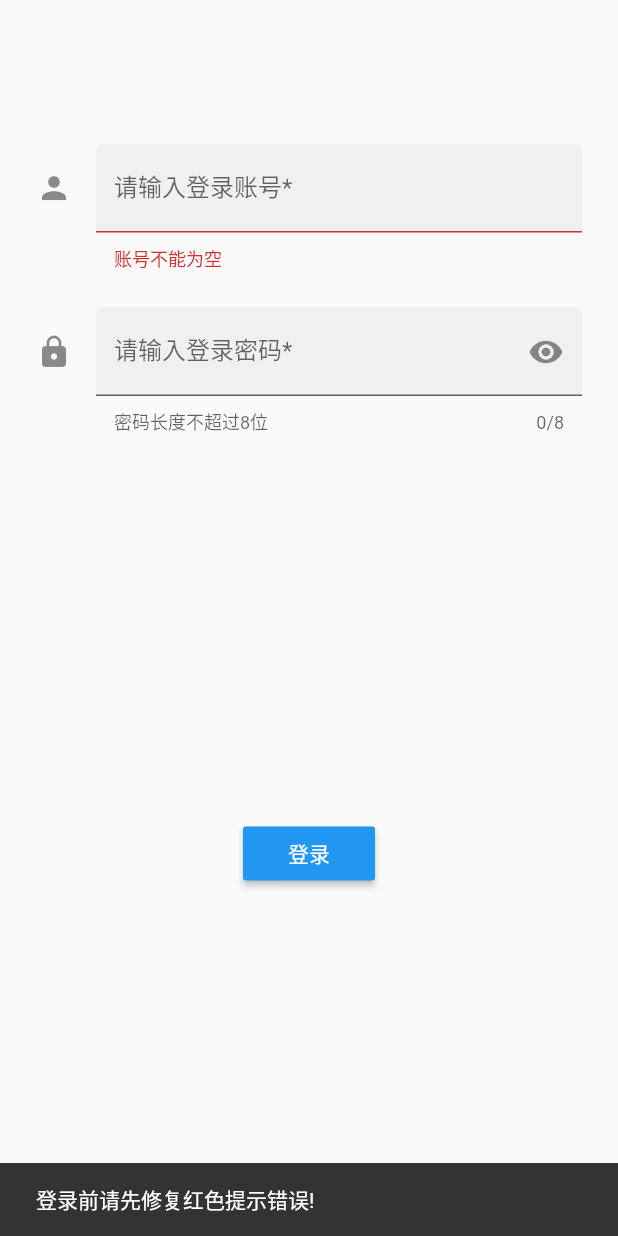
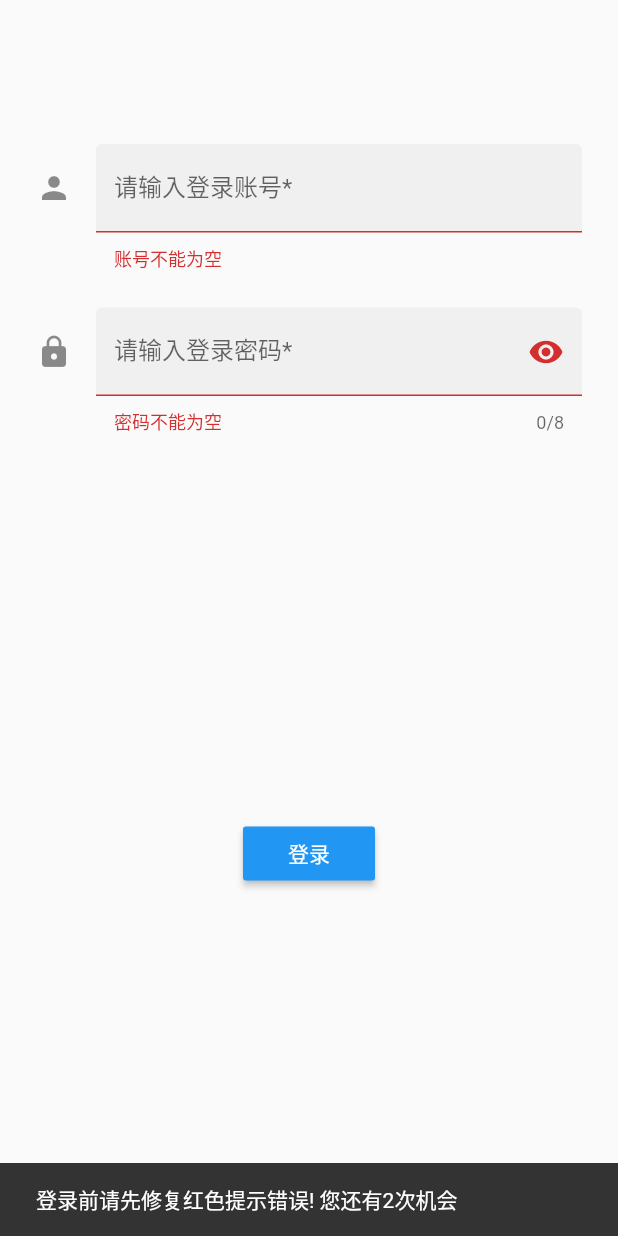
Before and after one commit to zhengger/flutterTask, a Flutter app: the screen it shows after launch, after a tap on "登录", on a phone screen of 412 x 824 dp. Run offline on Flutter 3.47's test engine with Material 2 defaults, Android fonts, the phone set to English and light mode, and no system bars; our stand-ins replace faker; missing offline and left inert: random_color.

Commit message:
Task8 completed

```diff
--- a/task8/task8/lib/login_scroll.dart
+++ b/task8/task8/lib/login_scroll.dart
@@ -1,3 +1,10 @@
+/*
+在本节登录例子的基础上进行以下功能扩展：预先设定一对有效的用户名和密码，当输入账号和密码连续三次错误时，提示用户登录锁定，同时将登录按钮变灰，不能使用，并在登录按钮上显示倒计时60秒的动态效果，倒计时结束后方可再次登录验证。
+提示：输入信息保存可以考虑使用onSaved，倒计时使用Timer.periodic。
+
+作者：groupones
+链接：https://juejin.im/post/5e4fa3c051882549265caa19
+来源：掘金 */
 
 import 'package:flutter/material.dart';
 
--- a/task8/task8/lib/main.dart
+++ b/task8/task8/lib/main.dart
@@ -1,4 +1,6 @@
 import 'package:flutter/material.dart';
+import 'package:task8/personalData.dart';
+import 'dart:async';
 
 void main() => runApp(MyApp());
 
@@ -31,7 +33,6 @@ class LoginForm extends StatefulWidget {
   LoginFormState createState() => LoginFormState();
 }
 
-
 class PasswordField extends StatefulWidget {
   const PasswordField({
     this.fieldKey,
@@ -42,9 +43,9 @@ class PasswordField extends StatefulWidget {
   });
 
   final Key fieldKey;
+  final String helperText;
   final String hintText;
   final String labelText;
-  final String helperText;
   final FormFieldValidator<String> validator;
 
   @override
@@ -62,6 +63,8 @@ class _PasswordFieldState extends State<PasswordField> {
       cursorColor: Theme.of(context).cursorColor,
       maxLength: 8,
       validator: widget.validator,
+      //TODO onSaved
+      onSaved: (newValue) {},
       decoration: InputDecoration(
         filled: true,
         icon: Icon(Icons.lock),
@@ -74,9 +77,7 @@ class _PasswordFieldState extends State<PasswordField> {
               _obscureText = !_obscureText;
             });
           },
-          child: Icon(
-            _obscureText ? Icons.visibility : Icons.visibility_off
-          ),
+          child: Icon(_obscureText ? Icons.visibility : Icons.visibility_off),
         ),
       ),
     );
@@ -84,6 +85,14 @@ class _PasswordFieldState extends State<PasswordField> {
 }
 
 class LoginFormState extends State<LoginForm> {
+  bool _autoValidate = false;
+  final GlobalKey<FormState> _formKey = GlobalKey<FormState>();
+  final PersonalData personalData =
+      PersonalData(name: "hello", password: "123456");
+  static const period = Duration(seconds: 1);
+  int _ticker = 60;
+
+  int _counter = 3;
 
   void showInSnackBar(String value) {
     Scaffold.of(context).hideCurrentSnackBar();
@@ -92,19 +101,38 @@ class LoginFormState extends State<LoginForm> {
     ));
   }
 
-  bool _autoValidate = false;
-
-  final GlobalKey<FormState> _formKey = GlobalKey<FormState>();
-
   void _handleSubmitted() {
     final form = _formKey.currentState;
     if (!form.validate()) {
-      _autoValidate = true; // Start validating on every change.
+      _autoValidate = true;
+
+      setState(() {
+        _counter--;
+        // _ticker = 5-timer.tick;
+        print(_ticker);
+      });
+      // Start validating on every change.
       showInSnackBar(
-        "登录前请先修复红色提示错误!",
+        "登录前请先修复红色提示错误! 您还有$_counter次机会",
       );
+      if (_counter <= 0) {
+        Timer.periodic(period, (timer) {
+          //到时回调
+          print('afterTimer=' + DateTime.now().toString());
+          setState(() {
+            _ticker--;
+          });
+          if (_ticker == 0) {
+            //取消定时器，避免无限回调
+            timer.cancel();
+            timer = null;
+            _counter = 3;
+          }
+        });
+      }
     } else {
       form.save();
+      _counter = 3; // state saved
       showInSnackBar("登录成功");
     }
   }
@@ -116,6 +144,17 @@ class LoginFormState extends State<LoginForm> {
     final nameExp = RegExp(r'^[A-Za-z ]+$');
     if (!nameExp.hasMatch(value)) {
       return "账号只能是英文字母";
+    } else if (personalData.name != value) {
+      return "账号不匹配";
+    }
+    return null;
+  }
+
+  String __validatePassword(String value) {
+    if (value.isEmpty) {
+      return "密码不能为空";
+    } else if (personalData.password != value) {
+      return "密码不匹配";
     }
     return null;
   }
@@ -141,27 +180,24 @@ class LoginFormState extends State<LoginForm> {
                   decoration: InputDecoration(
                     filled: true,
                     icon: Icon(Icons.person),
-                      hintText: "groupones",
-                      labelText:
-                     "请输入登录账号*",
+                    hintText: "hello",
+                    labelText: "请输入登录账号*",
                   ),
                   validator: _validateName,
                 ),
                 sizedBoxSpace,
                 PasswordField(
-                    helperText:
-                    "密码长度不超过8位",
-                    labelText:
-                    "请输入登录密码*",
+                  helperText: "密码长度不超过8位",
+                  labelText: "请输入登录密码*",
+                  validator: __validatePassword,
                 ),
                 sizedBoxSpace,
                 Expanded(
-                    child:  Center(
+                  child: Center(
                     child: RaisedButton(
-                        color: Colors.blue,
+                      color: _counter > 0 ? Colors.blue : Colors.grey,
                       textColor: Colors.white,
-                        child: Text(
-                            "登录"),
+                      child: _counter > 0 ? Text("登录") : Text("$_ticker"),
                       onPressed: _handleSubmitted,
                     ),
                   ),
--- a/task8/task8/lib/textfieldform_demo.dart
+++ b/task8/task8/lib/main_textfield_demo.dart
@@ -6,7 +6,6 @@ import 'package:flutter/material.dart';
 
 import 'package:flutter/services.dart';
 import 'package:flutter/gestures.dart' show DragStartBehavior;
-
 
 void main() => runApp(MyApp());
 
@@ -17,13 +16,12 @@ class MyApp extends StatelessWidget {
     return MaterialApp(
       title: 'Flutter Demo',
       theme: ThemeData(
-        primarySwatch: Colors.blue,
+        primarySwatch: Colors.green,
       ),
       home: TextFieldDemo(),
     );
   }
 }
-
 
 class TextFieldDemo extends StatelessWidget {
   @override
@@ -128,9 +126,9 @@ class TextFormFieldDemoState extends State<TextFormFieldDemo> {
 
   final GlobalKey<FormState> _formKey = GlobalKey<FormState>();
   final GlobalKey<FormFieldState<String>> _passwordFieldKey =
-  GlobalKey<FormFieldState<String>>();
+      GlobalKey<FormFieldState<String>>();
   final _UsNumberTextInputFormatter _phoneNumberFormatter =
-  _UsNumberTextInputFormatter();
+      _UsNumberTextInputFormatter();
 
   void _handleSubmitted() {
     final form = _formKey.currentState;
@@ -200,8 +198,7 @@ class TextFormFieldDemoState extends State<TextFormFieldDemo> {
                     filled: true,
                     icon: Icon(Icons.person),
                     hintText: "demoTextFieldWhatDoPeopleCallYou",
-                    labelText:
-                    "demoTextFieldNameField",
+                    labelText: "demoTextFieldNameField",
                   ),
                   onSaved: (value) {
                     person.name = value;
@@ -215,7 +212,7 @@ class TextFormFieldDemoState extends State<TextFormFieldDemo> {
                     filled: true,
                     icon: Icon(Icons.phone),
                     hintText: "demoTextFieldWhereCanWeReachYou",
-                    labelText:"demoTextFieldPhoneNumber",
+                    labelText: "demoTextFieldPhoneNumber",
                     prefixText: '+1 ',
                   ),
                   keyboardType: TextInputType.phone,
@@ -239,8 +236,7 @@ class TextFormFieldDemoState extends State<TextFormFieldDemo> {
                     filled: true,
                     icon: Icon(Icons.email),
                     hintText: "demoTextFieldYourEmailAddress",
-                    labelText:
-                    "demoTextFieldEmail",
+                    labelText: "demoTextFieldEmail",
                   ),
                   keyboardType: TextInputType.emailAddress,
                   onSaved: (value) {
@@ -254,8 +250,7 @@ class TextFormFieldDemoState extends State<TextFormFieldDemo> {
                     border: OutlineInputBorder(),
                     hintText: "demoTextFieldTellUsAboutYourself",
                     helperText: "demoTextFieldKeepItShort",
-                    labelText:
-                    "demoTextFieldLifeStory",
+                    labelText: "demoTextFieldLifeStory",
                   ),
                   maxLines: 3,
                 ),
@@ -265,20 +260,16 @@ class TextFormFieldDemoState extends State<TextFormFieldDemo> {
                   keyboardType: TextInputType.number,
                   decoration: InputDecoration(
                     border: OutlineInputBorder(),
-                    labelText:
-                    "demoTextFieldSalary",
-                    suffixText:
-                    "demoTextFieldUSD",
+                    labelText: "demoTextFieldSalary",
+                    suffixText: "demoTextFieldUSD",
                   ),
                   maxLines: 1,
                 ),
                 sizedBoxSpace,
                 PasswordField(
                   fieldKey: _passwordFieldKey,
-                  helperText:
-                  "demoTextFieldNoMoreThan",
-                  labelText:
-                  "demoTextFieldPassword",
+                  helperText: "demoTextFieldNoMoreThan",
+                  labelText: "demoTextFieldPassword",
                   onFieldSubmitted: (value) {
                     setState(() {
                       person.password = value;
@@ -299,8 +290,7 @@ class TextFormFieldDemoState extends State<TextFormFieldDemo> {
                 sizedBoxSpace,
                 Center(
                   child: RaisedButton(
-                    child: Text(
-                        "demoTextFieldSubmit"),
+                    child: Text("demoTextFieldSubmit"),
                     onPressed: _handleSubmitted,
                   ),
                 ),
@@ -323,9 +313,9 @@ class TextFormFieldDemoState extends State<TextFormFieldDemo> {
 class _UsNumberTextInputFormatter extends TextInputFormatter {
   @override
   TextEditingValue formatEditUpdate(
-      TextEditingValue oldValue,
-      TextEditingValue newValue,
-      ) {
+    TextEditingValue oldValue,
+    TextEditingValue newValue,
+  ) {
     final newTextLength = newValue.text.length;
     final newText = StringBuffer();
     int selectionIndex = newValue.selection.end;
--- /dev/null
+++ b/task8/task8/lib/personalData.dart
@@ -0,0 +1,5 @@
+class PersonalData {
+  String name;
+  String password;
+  PersonalData({this.name, this.password});
+}
--- a/task8/task8/pubspec.yaml
+++ b/task8/task8/pubspec.yaml
@@ -14,7 +14,7 @@ description: A new Flutter application.
 version: 1.0.0+1
 
 environment:
-  sdk: ">=2.1.0 <3.0.0"
+  sdk: ">=2.3.0 <3.0.0"
 
 dependencies:
   flutter:
```
Also changed, not shown: 1 other file. Lines whose indentation alone changed are shown as unchanged.
